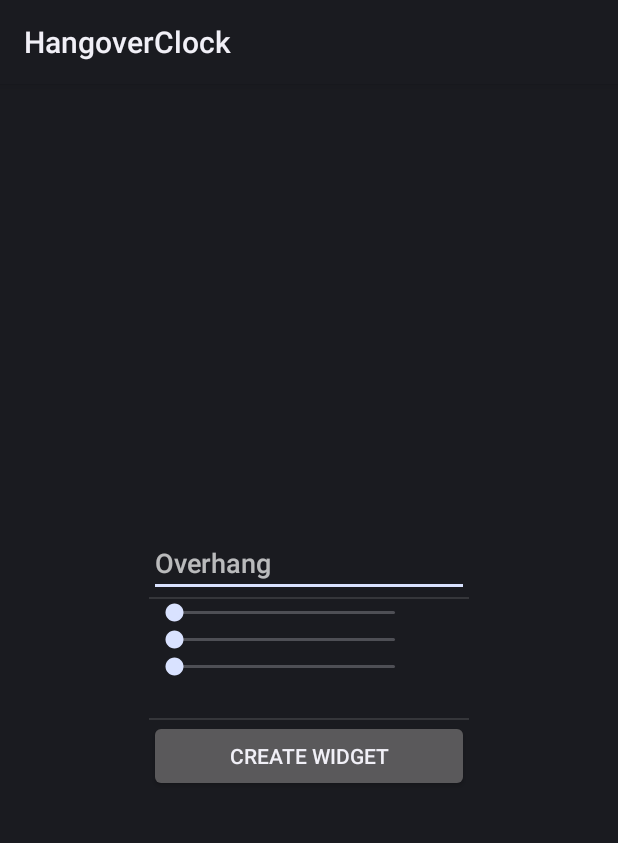
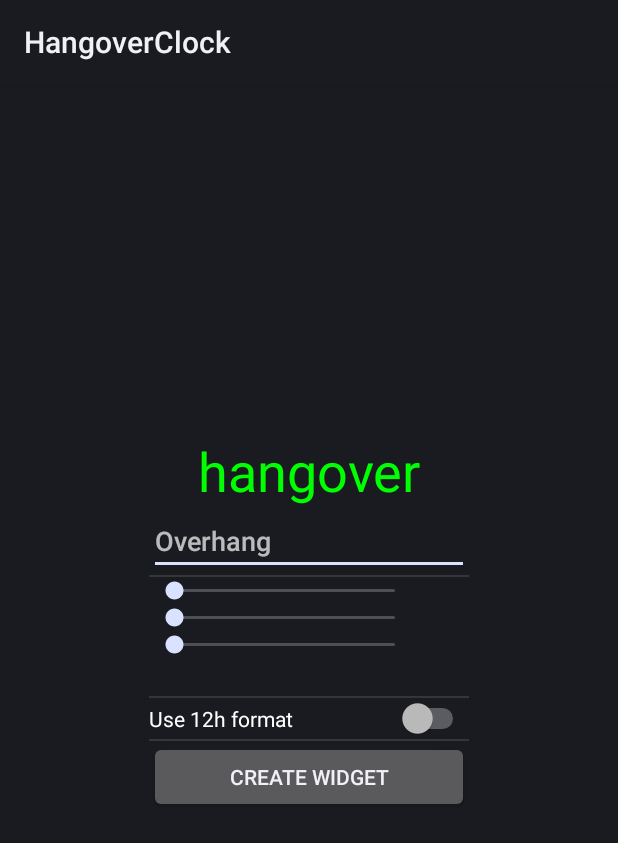
Before and after one commit to programminghoch10/HangoverClock, an Android app: the layout widget_configure.xml on its own in the app's theme, with its tools: preview values and no code run, on a phone screen of 412 x 824 dp. Shown: the top 843 px of the screen. Run offline under Robolectric (Android 15) with nearby library versions, the phone set to English and light mode, and no system bars.

Commit message:
fixed color issues and added 12h support

```diff
--- a/app/src/main/res/layout/widget_configure.xml
+++ b/app/src/main/res/layout/widget_configure.xml
@@ -5,7 +5,27 @@
     android:layout_width="match_parent"
     android:layout_height="match_parent">
 
+    <FrameLayout
+        android:layout_width="wrap_content"
+        android:layout_height="wrap_content"
+        app:layout_constraintBottom_toTopOf="@+id/linearLayout"
+        app:layout_constraintEnd_toEndOf="parent"
+        app:layout_constraintHorizontal_bias="0.5"
+        app:layout_constraintStart_toStartOf="parent">
+
+        <TextView
+            android:id="@+id/previewclock"
+            android:layout_width="wrap_content"
+            android:layout_height="wrap_content"
+            android:alpha="1"
+            android:gravity="center"
+            android:text="@string/widget_start_text"
+            android:textColor="@color/defaultWidgetColor"
+            android:textSize="36sp" />
+    </FrameLayout>
+
     <LinearLayout
+        android:id="@+id/linearLayout"
         android:layout_width="wrap_content"
         android:layout_height="wrap_content"
         android:layout_marginStart="16dp"
@@ -27,7 +47,7 @@
             android:layout_height="wrap_content"
             android:ems="10"
             android:hint="@string/overhanginputhint"
-            android:inputType="numberDecimal" />
+            android:inputType="numberSigned|numberDecimal" />
 
         <View
             android:id="@+id/divider"
@@ -41,7 +61,7 @@
 
             <TableRow
                 android:layout_width="match_parent"
-                android:layout_height="match_parent" >
+                android:layout_height="match_parent">
 
                 <SeekBar
                     android:id="@+id/seekbarred"
@@ -61,7 +81,7 @@
 
             <TableRow
                 android:layout_width="match_parent"
-                android:layout_height="match_parent" >
+                android:layout_height="match_parent">
 
                 <SeekBar
                     android:id="@+id/seekbarblue"
@@ -118,13 +138,13 @@
                     android:id="@+id/viewalpha"
                     android:layout_width="match_parent"
                     android:layout_height="match_parent"
-                    android:layout_weight="0.25" />
+                    android:layout_weight="1" />
 
             </TableRow>
 
             <TableRow
                 android:layout_width="match_parent"
-                android:layout_height="match_parent" >
+                android:layout_height="match_parent">
 
                 <View
                     android:id="@+id/viewcolor"
@@ -141,6 +161,18 @@
             android:layout_height="1dp"
             android:background="?android:attr/listDivider" />
 
+        <Switch
+            android:id="@+id/hourselector"
+            android:layout_width="match_parent"
+            android:layout_height="wrap_content"
+            android:text="@string/use12h" />
+
+        <View
+            android:id="@+id/divider3"
+            android:layout_width="match_parent"
+            android:layout_height="1dp"
+            android:background="?android:attr/listDivider" />
+
         <Button
             android:id="@+id/save"
             android:layout_width="match_parent"
--- a/app/src/main/res/values/colors.xml
+++ b/app/src/main/res/values/colors.xml
@@ -3,10 +3,6 @@
     <color name="colorPrimary">#008577</color>
     <color name="colorPrimaryDark">#00574B</color>
     <color name="colorAccent">#D81B60</color>
+
     <color name="defaultWidgetColor">#00FF00</color>
-    <color name="configurebackground">#000</color>
-    <color name="configureText">#FFFFFF</color>
-    <color name="sliderred">#FF0000</color>
-    <color name="slidergreen">#00FF00</color>
-    <color name="sliderblue">#0000FF</color>
 </resources>
--- a/app/src/main/res/values/strings.xml
+++ b/app/src/main/res/values/strings.xml
@@ -3,5 +3,5 @@
     <string name="widget_start_text" translatable="false">hangover</string>
     <string name="savewidget">Create Widget</string>
     <string name="overhanginputhint">Overhang</string>
-    <string name="colorpicker">Choose Color</string>
+    <string name="use12h">Use 12h format</string>
 </resources>
```
Also changed, not shown: app/src/main/java/com/JJ/hangoverclock/ConfigureWidget.java (+72 -21 lines), app/src/main/java/com/jj/hangoverclock/ClockWidgetProvider.java (+13 -5 lines), 1 other file.
